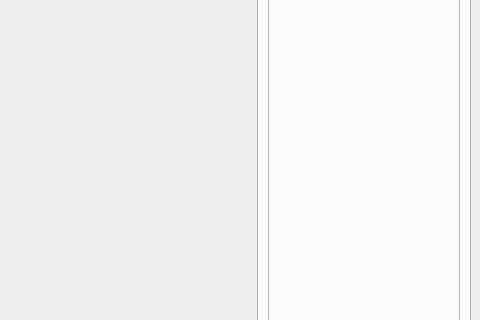
Qt form mainwindow.ui (adwolfe/yawt) before a commit; both pictures show x 622 to 1102 and y 120 to 440 of the 1102 by 600 pixel window.
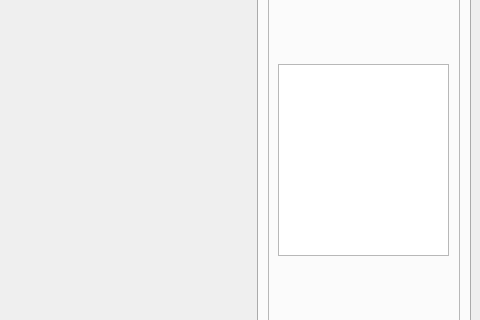
The same form after that commit. The open tabs and pages were chosen to show the change. Icons and pictures are not drawn. Custom widgets are drawn as their Qt base class.

The edit to the form file:
```diff
--- a/mainwindow.ui
+++ b/mainwindow.ui
@@ -800,6 +800,26 @@
           <property name="frameShadow">
            <enum>QFrame::Shadow::Raised</enum>
           </property>
+          <widget class="QWidget" name="widget" native="true">
+           <property name="geometry">
+            <rect>
+             <x>10</x>
+             <y>10</y>
+             <width>171</width>
+             <height>121</height>
+            </rect>
+           </property>
+          </widget>
+          <widget class="QTableWidget" name="tableWidget">
+           <property name="geometry">
+            <rect>
+             <x>10</x>
+             <y>140</y>
+             <width>171</width>
+             <height>192</height>
+            </rect>
+           </property>
+          </widget>
          </widget>
         </item>
        </layout>
```
Left out of the diff: 2 changed lines with no effect on the pictures.
